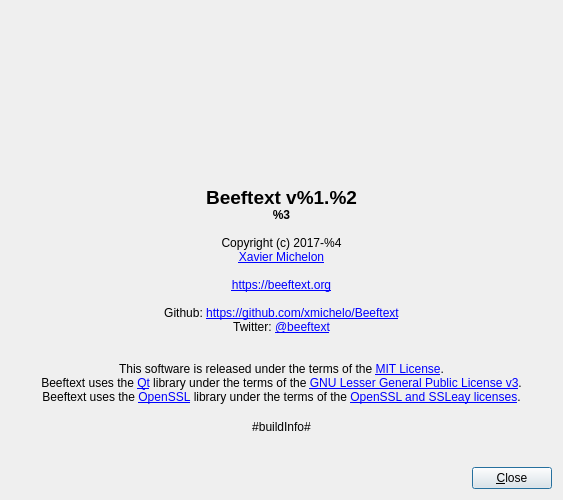
First picture: the form in Beeftext/Dialogs/AboutDialog.ui, repository xmichelo/Beeftext, before the edit.
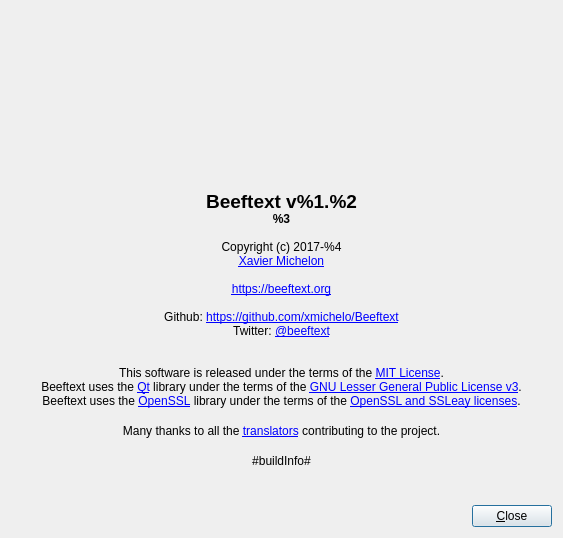
Second picture: the form after the edit. Icons and pictures are not drawn.

Commit message:
483 translators in about box (#484)
* Added kudos to translators in about box.

Fixes #483

* Translation update.

* Fixed translations.

```diff
--- a/Beeftext/Dialogs/AboutDialog.ui
+++ b/Beeftext/Dialogs/AboutDialog.ui
@@ -6,8 +6,8 @@
    <rect>
     <x>0</x>
     <y>0</y>
-    <width>562</width>
-    <height>500</height>
+    <width>559</width>
+    <height>538</height>
    </rect>
   </property>
   <property name="windowTitle">
@@ -27,6 +27,16 @@
      </property>
     </spacer>
    </item>
+   <item row="6" column="0" colspan="3">
+    <widget class="QLabel" name="labelBuildInfo">
+     <property name="text">
+      <string notr="true">#buildInfo#</string>
+     </property>
+     <property name="alignment">
+      <set>Qt::AlignCenter</set>
+     </property>
+    </widget>
+   </item>
    <item row="3" column="0" colspan="3">
     <spacer name="verticalSpacer_2">
      <property name="orientation">
@@ -43,19 +53,6 @@
      </property>
     </spacer>
    </item>
-   <item row="5" column="0">
-    <spacer name="verticalSpacer_3">
-     <property name="orientation">
-      <enum>Qt::Vertical</enum>
-     </property>
-     <property name="sizeHint" stdset="0">
-      <size>
-       <width>20</width>
-       <height>0</height>
-      </size>
-     </property>
-    </spacer>
-   </item>
    <item row="1" column="2">
     <spacer name="horizontalSpacer_2">
      <property name="orientation">
@@ -82,7 +79,32 @@
      </property>
     </spacer>
    </item>
-   <item row="6" column="0" colspan="3">
+   <item row="1" column="1">
+    <widget class="QLabel" name="labelLogo">
+     <property name="minimumSize">
+      <size>
+       <width>128</width>
+       <height>128</height>
+      </size>
+     </property>
+     <property name="maximumSize">
+      <size>
+       <width>128</width>
+       <height>128</height>
+      </size>
+     </property>
+     <property name="text">
+      <string/>
+     </property>
+     <property name="pixmap">
+      <pixmap resource="../Beeftext.qrc">:/MainWindow/Resources/BeeftextLogo128.png</pixmap>
+     </property>
+     <property name="scaledContents">
+      <bool>true</bool>
+     </property>
+    </widget>
+   </item>
+   <item row="9" column="0" colspan="3">
     <layout class="QHBoxLayout" name="horizontalLayout_2">
      <item>
       <spacer name="horizontalSpacer_3">
@@ -148,15 +170,50 @@
     </widget>
    </item>
    <item row="4" column="0" colspan="3">
-    <widget class="QLabel" name="labelBuildInfo">
+    <widget class="QLabel" name="labelTranslators">
      <property name="text">
-      <string notr="true">#buildInfo#</string>
+      <string>&lt;html&gt;&lt;head/&gt;&lt;body&gt;&lt;p&gt;Many thanks to all the &lt;a href=&quot;https://github.com/xmichelo/Beeftext/wiki/User-provided-translations&quot;&gt;&lt;span style=&quot; text-decoration: underline; color:#%1;&quot;&gt;translators&lt;/span&gt;&lt;/a&gt; contributing to the project.&lt;/p&gt;&lt;/body&gt;&lt;/html&gt;</string>
      </property>
      <property name="alignment">
       <set>Qt::AlignCenter</set>
      </property>
+     <property name="wordWrap">
+      <bool>true</bool>
+     </property>
+     <property name="openExternalLinks">
+      <bool>true</bool>
+     </property>
     </widget>
    </item>
+   <item row="5" column="0" colspan="3">
+    <spacer name="verticalSpacer_4">
+     <property name="orientation">
+      <enum>Qt::Vertical</enum>
+     </property>
+     <property name="sizeType">
+      <enum>QSizePolicy::Fixed</enum>
+     </property>
+     <property name="sizeHint" stdset="0">
+      <size>
+       <width>20</width>
+       <height>10</height>
+      </size>
+     </property>
+    </spacer>
+   </item>
+   <item row="8" column="0" colspan="3">
+    <spacer name="verticalSpacer_3">
+     <property name="orientation">
+      <enum>Qt::Vertical</enum>
+     </property>
+     <property name="sizeHint" stdset="0">
+      <size>
+       <width>20</width>
+       <height>0</height>
+      </size>
+     </property>
+    </spacer>
+   </item>
   </layout>
  </widget>
  <resources>
```
Left out of the diff: 47 changed lines with no effect on the pictures. The commit also changes 11 other files.
